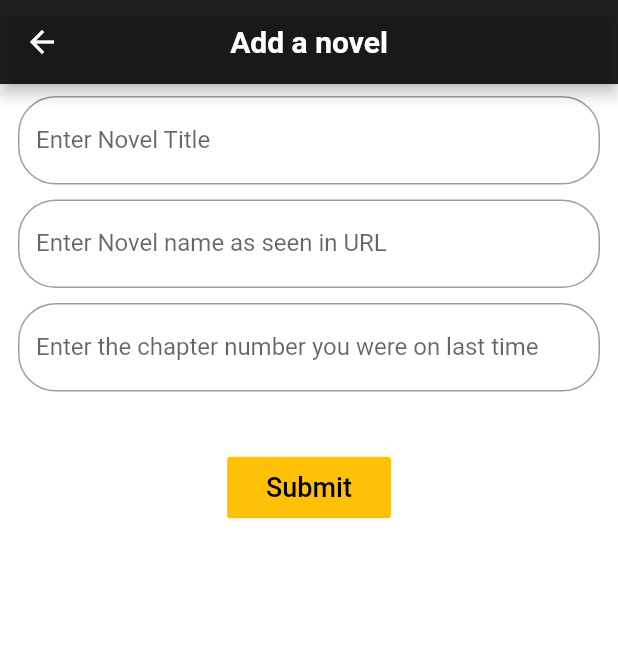
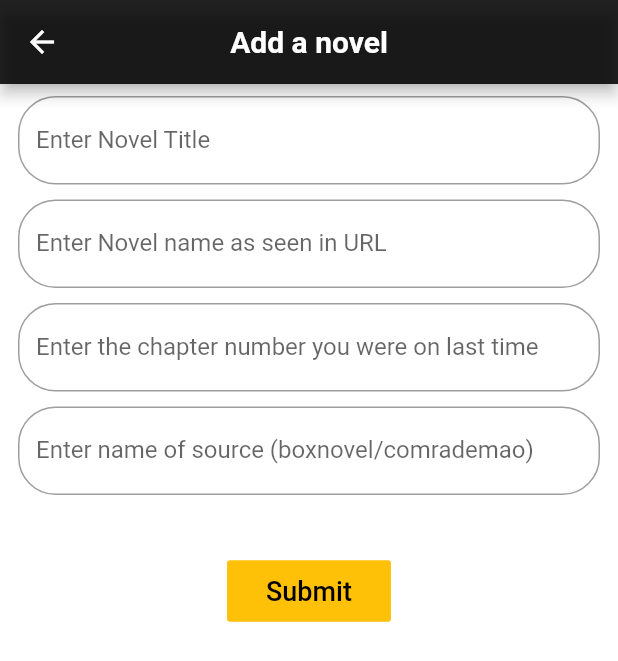
Before and after one commit to KillyTheCat/comrademaoscraper, a Flutter app: the AddNovel screen opened by its route, on a phone screen of 412 x 824 dp. Shown: the top 661 px of the screen. Run offline on Flutter 3.47's test engine with Material 2 defaults, Android fonts, the phone set to English and light mode, and no system bars; our stand-ins replace hive; accounts and stored records are empty; generated files the repository leaves out were written again.

Commit message:
Major Changer

```diff
--- a/lib/elements/novel.dart
+++ b/lib/elements/novel.dart
@@ -1,14 +1,18 @@
 import 'package:hive/hive.dart';
 
-// @HiveType()
+part 'novel.g.dart';
+
+@HiveType(typeId: 0)
 class Novel {
-  // @HiveField(0)
+  @HiveField(0)
   String name;
-  // @HiveField(1)
+  @HiveField(1)
   String url;
-  // @HiveField(2)
+  @HiveField(2)
   String currentChapter;
+  @HiveField(3)
+  String source;
 
-  Novel(this.name, this.url, this.currentChapter);
+  Novel(this.name, this.url, this.currentChapter, this.source);
   // self explanatory, I guess
 }
--- a/lib/main.dart
+++ b/lib/main.dart
@@ -1,3 +1,4 @@
+import 'package:comrademaoscraper/elements/novel.dart';
 import 'package:flutter/material.dart';
 import 'package:comrademaoscraper/pages/choose_novel.dart';
 import 'package:comrademaoscraper/pages/readerpage.dart';
@@ -7,23 +8,43 @@ import 'package:hive/hive.dart';
 import 'package:path_provider/path_provider.dart';
 
 void main() async {
-  final pathToDocs = await getApplicationDocumentsDirectory();
-  Hive.init(pathToDocs.path);
+  WidgetsFlutterBinding.ensureInitialized();
+  final documentDirectory = await getApplicationDocumentsDirectory();
+  Hive.init(documentDirectory.path);
+  Hive.registerAdapter(NovelAdapter());
   runApp(MyApp());
 }
 
 // Every time the user opens the app, he's going to land on the choose novel page
 
-class MyApp extends StatelessWidget {
+class MyApp extends StatefulWidget {
   // This widget is the root of your application.
+  @override
+  _MyAppState createState() => _MyAppState();
+}
+
+class _MyAppState extends State<MyApp> {
   @override
   Widget build(BuildContext context) {
     return MaterialApp(
-      title: 'Comrade Mao unofficial app',
+      title: 'Comrade Mao Unofficial App',
       theme: ThemeData(
         primarySwatch: Colors.blue,
       ),
-      initialRoute: '/',
+      // home: FutureBuilder(
+      //   future: Hive.openBox('myBooksBox'),
+      //   builder: (BuildContext context, AsyncSnapshot snapshot) {
+      //     if (snapshot.connectionState == ConnectionState.done) {
+      //       if (snapshot.hasError) {
+      //         return Text(snapshot.error.toString());
+      //       } else {
+      //         return ChooseNovel();
+      //       }
+      //     } else
+      //       return Scaffold();
+      //   },
+      // ),
+      initialRoute: '/selectchapter',
       routes: {
         '/': (context) => ChooseNovel(),
         '/reader': (context) => Reader(),
--- a/lib/pages/add_novel.dart
+++ b/lib/pages/add_novel.dart
@@ -2,6 +2,7 @@
 import 'package:flutter/material.dart';
 import 'package:comrademaoscraper/elements/novel.dart';
 import 'package:comrademaoscraper/services/filehandling.dart';
+import 'package:hive/hive.dart';
 
 class AddNovel extends StatefulWidget {
   @override
@@ -38,6 +39,7 @@ class _AddNovelState extends State<AddNovel> {
     final titleController = TextEditingController();
     final urlController = TextEditingController();
     final positionController = TextEditingController();
+    final sourceController = TextEditingController();
     final _formKey = GlobalKey<FormState>();
     return Scaffold(
       backgroundColor: Colors.white,
@@ -141,12 +143,34 @@ class _AddNovelState extends State<AddNovel> {
                       return null;
                     },
                   ),
+                  SizedBox(height: 10),
+                  TextFormField(
+                    controller: sourceController,
+                    decoration: InputDecoration(
+                      focusColor: Colors.white,
+                      border: OutlineInputBorder(
+                        borderRadius: BorderRadius.circular(25),
+                        borderSide: BorderSide(
+                          color: Colors.white70,
+                        ),
+                      ),
+                      fillColor: Colors.white70,
+                      labelText:
+                          'Enter name of source (boxnovel/comrademao)',
+                    ),
+                    validator: (value) {
+                      if (value.isEmpty) {
+                        return 'please enter the source';
+                      }
+                      return null;
+                    },
+                  ),
                   SizedBox(height: 40),
                   Center(
                     child: FlatButton(
                       onPressed: () async {
                         Novel novel = new Novel(titleController.text,
-                            urlController.text, positionController.text);
+                            urlController.text, positionController.text, sourceController.text);
                         print(novel.currentChapter);
                         await writeToDB(novel);
                         Navigator.pop(context);
--- a/lib/pages/novlistcard.dart
+++ b/lib/pages/novlistcard.dart
@@ -1,5 +1,6 @@
 import 'package:flutter/material.dart';
 import 'package:comrademaoscraper/elements/novel.dart';
+import 'choosechapterpage.dart';
 
 class NovelListCard extends StatelessWidget {
   final Novel novel;
@@ -11,7 +12,6 @@ class NovelListCard extends StatelessWidget {
   Widget build(BuildContext context) {
     return Card(
       margin: EdgeInsets.fromLTRB(12, 12, 12, 0),
-
       child: Padding(
           padding: const EdgeInsets.all(6.0),
           child: Column(
@@ -19,12 +19,15 @@ class NovelListCard extends StatelessWidget {
               ListTile(
                 onTap: () {
                   // send to a page where the user can choose the chapter, I have yet to make it.
+                  Navigator.pushNamed(context, '/selectchapter', arguments: {
+                    'chapternumber' : novel.currentChapter,
+                    'title' : novel.name,
+                  });
                 },
                 title: Text('$novel.name'),
               ),
             ],
-        )
-      ),
+          )),
     );
   }
 }
--- a/pubspec.yaml
+++ b/pubspec.yaml
@@ -31,6 +31,7 @@ dependencies:
   # Use with the CupertinoIcons class for iOS style icons.
   cupertino_icons: ^1.0.0
   hive: ^1.4.4+1
+  hive_flutter:
 
 dev_dependencies:
   flutter_test:
```
Also changed, not shown: lib/pages/choose_novel.dart (+17 -7 lines), lib/pages/choosechapterpage.dart (+50 -7 lines), lib/elements/novel.g.dart (added), pubspec.lock. Lines whose indentation alone changed are shown as unchanged.
